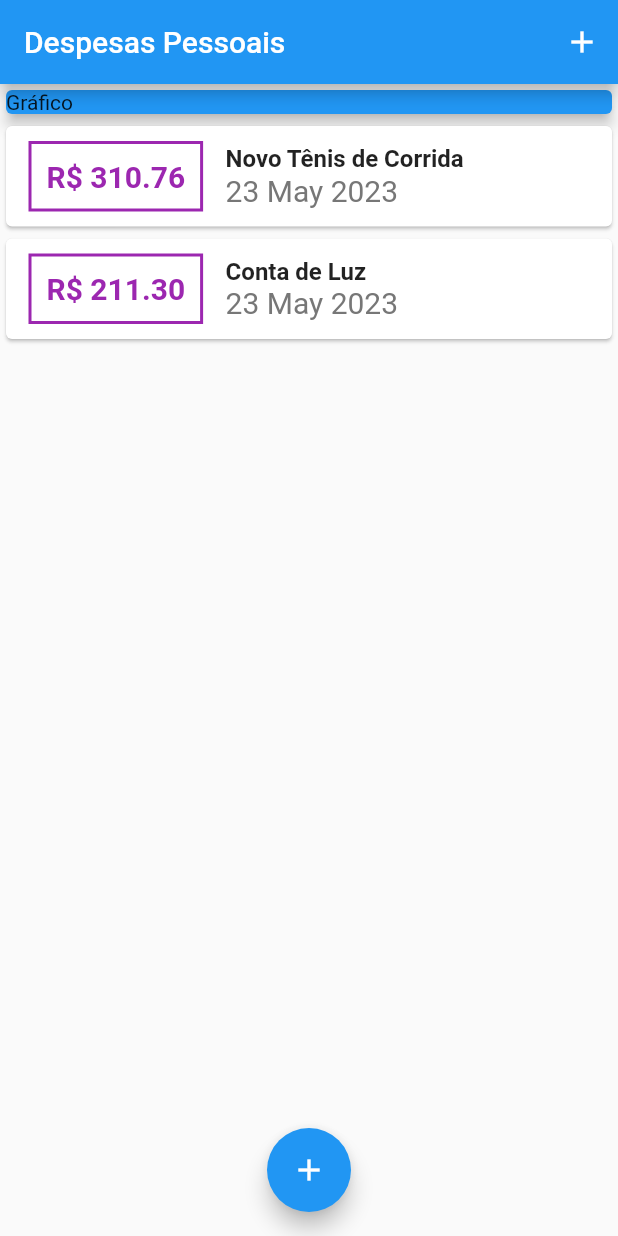
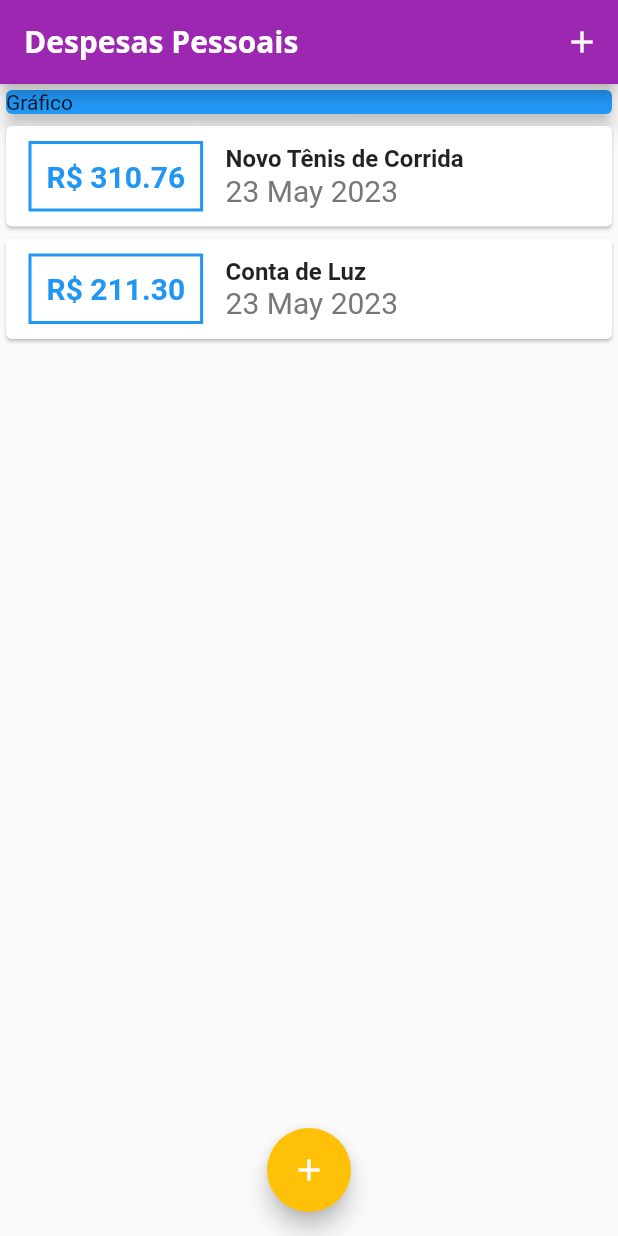
Before and after one commit to Lucasssi/expenses, a Flutter app: the screen it shows after launch, on a phone screen of 412 x 824 dp. Run offline on Flutter 3.47's test engine with Material 2 defaults, Android fonts, the phone set to English and light mode, and no system bars.

Commit message:
adicionado font

```diff
--- a/lib/components/transaction_list.dart
+++ b/lib/components/transaction_list.dart
@@ -21,7 +21,7 @@ class TransactionList extends StatelessWidget {
                   margin: EdgeInsets.symmetric(horizontal: 15, vertical: 10),
                   decoration: BoxDecoration(
                       border: Border.all(
-                    color: Colors.purple,
+                    color: Theme.of(context).primaryColor,
                     width: 2,
                   )),
                   padding: EdgeInsets.all(10),
@@ -30,7 +30,7 @@ class TransactionList extends StatelessWidget {
                     style: TextStyle(
                       fontWeight: FontWeight.bold,
                       fontSize: 20,
-                      color: Colors.purple,
+                      color: Theme.of(context).primaryColor,
                     ),
                   ),
                 ),
--- a/lib/main.dart
+++ b/lib/main.dart
@@ -1,27 +1,46 @@
-import 'package:expenses/components/transaction_form.dart';
-
 import 'package:flutter/material.dart';
 import 'dart:math';
-import 'components/transaction_form.dart';
-import 'components/transaction_list.dart';
+import './components/transaction_form.dart';
+import './components/transaction_list.dart';
 import 'models/transaction.dart';
 
 main() => runApp(ExpensesApp());
 
 class ExpensesApp extends StatelessWidget {
-  const ExpensesApp({super.key});
-
   @override
   Widget build(BuildContext context) {
+    final ThemeData tema = ThemeData();
+
     return MaterialApp(
       home: MyHomePage(),
+      theme: tema.copyWith(
+        colorScheme: tema.colorScheme.copyWith(
+          primary: Colors.purple,
+          secondary: Colors.amber,
+        ),
+        textTheme: tema.textTheme.copyWith(
+          titleLarge: TextStyle(
+            fontFamily: 'OpenSans',
+            fontSize: 18,
+            fontWeight: FontWeight.bold,
+            color: Colors.black,
+          ),
+        ),
+        appBarTheme: AppBarTheme(
+          titleTextStyle: TextStyle(
+            fontFamily: 'OpenSans',
+            fontSize: 20,
+            fontWeight: FontWeight.bold,
+          ),
+        ),
+      ),
     );
   }
 }
 
 class MyHomePage extends StatefulWidget {
   @override
-  State<MyHomePage> createState() => _MyHomePageState();
+  _MyHomePageState createState() => _MyHomePageState();
 }
 
 class _MyHomePageState extends State<MyHomePage> {
@@ -47,9 +66,11 @@ class _MyHomePageState extends State<MyHomePage> {
       value: value,
       date: DateTime.now(),
     );
+
     setState(() {
       _transactions.add(newTransaction);
     });
+
     Navigator.of(context).pop();
   }
 
@@ -66,15 +87,18 @@ class _MyHomePageState extends State<MyHomePage> {
   Widget build(BuildContext context) {
     return Scaffold(
       appBar: AppBar(
-        title: Text('Despesas Pessoais'),
+        title: Text(
+          'Despesas Pessoais',
+        ),
         actions: <Widget>[
           IconButton(
+            icon: Icon(Icons.add),
             onPressed: () => _openTransactionFormModal(context),
-            icon: Icon(Icons.add),
-          )
+          ),
         ],
       ),
-      body: Column(
+      body: SingleChildScrollView(
+        child: Column(
           crossAxisAlignment: CrossAxisAlignment.stretch,
           children: <Widget>[
             Container(
@@ -82,11 +106,12 @@ class _MyHomePageState extends State<MyHomePage> {
               child: Card(
                 color: Colors.blue,
                 child: Text('Gráfico'),
-              elevation: 4,
+                elevation: 5,
               ),
             ),
             TransactionList(_transactions),
           ],
+        ),
       ),
       floatingActionButton: FloatingActionButton(
         child: Icon(Icons.add),
```
Also changed, not shown: pubspec.yaml (+11 -6 lines), assets/fonts/OpenSans-Bold.ttf (added), assets/fonts/OpenSans-Regular.ttf (added), assets/fonts/Quicksand-Bold.ttf (added), assets/fonts/Quicksand-Light.ttf (added), assets/fonts/Quicksand-Medium.ttf (added), assets/fonts/Quicksand-Regular.ttf (added). Lines whose indentation alone changed are shown as unchanged.
